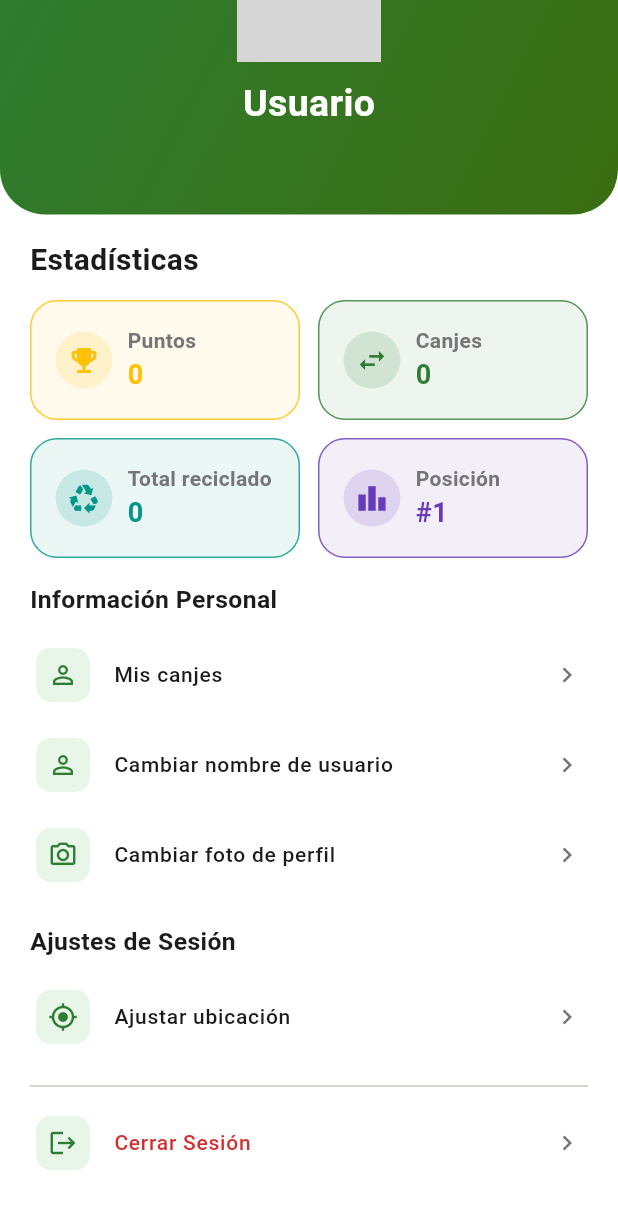
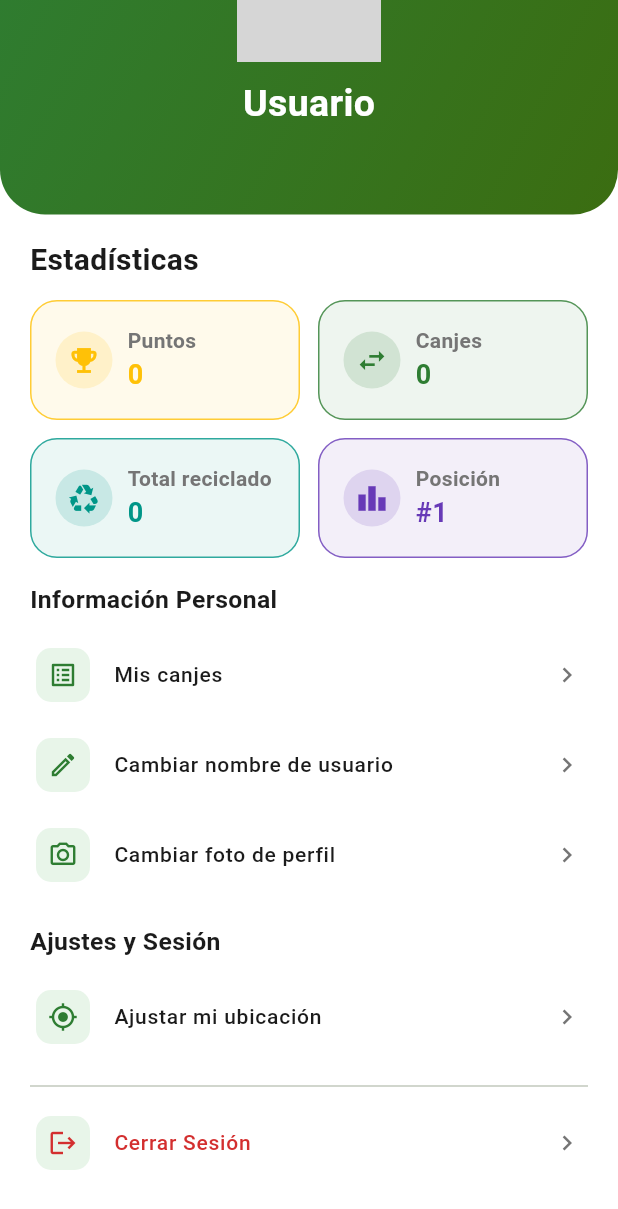
Before and after one commit to Kassiel21/EcoPoli, a Flutter app: the PantallaPerfil screen opened directly, scrolled down 71 dp, on a phone screen of 412 x 824 dp. Shown: the top 1209 px of the screen. Run offline on Flutter 3.47's test engine with Material 3 defaults, Android fonts, the phone set to English and light mode, and no system bars; our stand-ins replace file_picker, flutter_compass, flutter_map, geolocator, google_generative_ai, image_cropper and 5 more; missing offline and left inert: mobile_scanner, onesignal_flutter; accounts and stored records are empty; network calls fail; grey boxes are pictures that could not be loaded.

Commit message:
actualizaciones

```diff
--- a/lib/pantallas/mapa_selector.dart
+++ b/lib/pantallas/mapa_selector.dart
@@ -61,10 +61,10 @@ class _PantallaMapaSelectorState extends State<PantallaMapaSelector> {
               child: Column(
                 mainAxisSize: MainAxisSize.min,
                 children: [
-                  const Text('Ubicación Actual', style: TextStyle(color: Colors.grey, fontSize: 12)),
+                  const Text('Ubicación Actual', style: TextStyle(color: Colors.black87, fontSize: 15)),
                   const SizedBox(height: 4),
                   Text(
-                    'Lat: ${_centroActual.latitude.toStringAsFixed(5)}\nLng: ${_centroActual.longitude.toStringAsFixed(5)}',
+                    'Latitud: ${_centroActual.latitude.toStringAsFixed(5)}\nLongitud: ${_centroActual.longitude.toStringAsFixed(5)}',
                     textAlign: TextAlign.center,
                     style: TextStyle(fontWeight: FontWeight.bold, fontSize: 15, color: PaletaColores.primary),
                   ),
--- a/lib/pantallas/perfil.dart
+++ b/lib/pantallas/perfil.dart
@@ -1,19 +1,19 @@
+import 'package:flutter/material.dart';
+import 'package:supabase_flutter/supabase_flutter.dart';
+import 'package:eco_poli/config/paleta_colores.dart';
+import 'package:eco_poli/config/autenticacion.dart';
+import 'package:eco_poli/pantallas/login.dart';
 import 'package:eco_poli/pantallas/perfil/historial_canjes.dart';
 import 'package:eco_poli/pantallas/perfil/ajustar_ubicacion.dart';
-import 'package:flutter/material.dart';
-import 'package:eco_poli/config/paleta_colores.dart';
-import 'package:eco_poli/config/autenticacion.dart';
-import 'package:eco_poli/pantallas/admin/cambio_rol.dart';
-import 'package:eco_poli/pantallas/perfil/solicitud_bar.dart';
-import 'package:eco_poli/pantallas/admin/panel_control.dart';
-import 'package:eco_poli/pantallas/login.dart';
 import 'package:eco_poli/pantallas/perfil/cambiar_foto.dart';
 import 'package:eco_poli/pantallas/perfil/cambiar_nombre.dart';
-//import 'package:eco_poli/pantallas/perfil/ajustar_ubicacion.dart';
-import 'package:supabase_flutter/supabase_flutter.dart';
-import 'package:eco_poli/pantallas/admin_bar/retos_IA.dart';
+import 'package:eco_poli/pantallas/perfil/solicitud_bar.dart';
 import 'package:eco_poli/pantallas/admin_bar/recepcion_botellas.dart';
 import 'package:eco_poli/pantallas/admin_bar/escaner_canjes.dart';
+import 'package:eco_poli/pantallas/admin_bar/productos.dart';
+import 'package:eco_poli/pantallas/admin/panel_control.dart';
+import 'package:eco_poli/pantallas/admin/cambio_rol.dart';
+import 'package:eco_poli/pantallas/admin_bar/retos_IA.dart';
 
 class PantallaPerfil extends StatefulWidget {
   const PantallaPerfil({super.key});
@@ -31,9 +31,9 @@ class _PantallaPerfilState extends State<PantallaPerfil> {
   int _totalReciclado = 0;
   String _posicionRanking = '--';
 
-  // 👇 DOS VARIABLES CLAVE
-  String _rolBaseDatos = 'estudiante'; // Tus poderes reales
-  bool _modoVistaEstudiante = false; // Tu interruptor visual
+  // VARIABLES
+  String _rolBaseDatos = 'estudiante';
+  bool _modoVistaEstudiante = false;
 
   @override
   void initState() {
@@ -64,7 +64,7 @@ class _PantallaPerfilState extends State<PantallaPerfil> {
 
       if (mounted) {
         setState(() {
-          _nombre = '${respuestaUser['nombre']}' ;
+          _nombre = '${respuestaUser['nombre']}';
           _correo = usuarioActual.email ?? '';
           _rolBaseDatos = respuestaUser['rol'] ?? 'estudiante';
           _urlFoto = respuestaUser['url_foto'];
@@ -104,7 +104,6 @@ class _PantallaPerfilState extends State<PantallaPerfil> {
 
   @override
   Widget build(BuildContext context) {
-    // rol mostrar a la pantalla
     final rolMostrado = _modoVistaEstudiante ? 'estudiante' : _rolBaseDatos;
 
     return Scaffold(
@@ -155,7 +154,7 @@ class _PantallaPerfilState extends State<PantallaPerfil> {
 
               if (rolMostrado == 'admin_bar')
                 Container(margin: const EdgeInsets.only(top: 10), padding: const EdgeInsets.symmetric(horizontal: 10, vertical: 4), decoration: BoxDecoration(color: PaletaColores.fieldBackground, borderRadius: BorderRadius.circular(12)), child: const Text('DUEÑO DE BAR', style: TextStyle(fontSize: 12, fontWeight: FontWeight.w900, color: Colors.black87))),
-              if (rolMostrado == 'super_admin' || rolMostrado == 'admin')
+              if (rolMostrado == 'super_admin')
                 Container(margin: const EdgeInsets.only(top: 10), padding: const EdgeInsets.symmetric(horizontal: 10, vertical: 4), decoration: BoxDecoration(color: Colors.amber, borderRadius: BorderRadius.circular(12)), child: const Text('SUPER ADMIN', style: TextStyle(fontSize: 12, fontWeight: FontWeight.w900, color: Colors.black87))),
             ],
           ),
@@ -213,76 +212,97 @@ class _PantallaPerfilState extends State<PantallaPerfil> {
         crossAxisAlignment: CrossAxisAlignment.start,
         children: [
 
-          if (rolMostrado == 'admin_bar' || rolMostrado == 'super_admin') ...[
-            _encabezadoSeccion('Gestión del Bar (Admin)'),
-           _itemOpcion(Icons.smart_toy_rounded, 'Generar retos semanales', subtitulo: 'Crear 5 retos con Inteligencia Artificial', colorTexto: PaletaColores.textPrimary, onTap: () => Navigator.push(context, MaterialPageRoute(builder: (_) => const PantallaGenerarRetosIA()))),
+          // ── ZONA EXCLUSIVA PARA EL DUEÑO DEL BAR ──
+          if (rolMostrado == 'admin_bar') ...[
+            _encabezadoSeccion('Gestión Bar'),
+            _itemOpcion(
+              Icons.fastfood_outlined,
+              'Mi Catálogo de Productos',
+              subtitulo: 'Agregar o editar snacks',
+              colorIcono: PaletaColores.primary,
+              onTap: () {
+                Navigator.push(context, MaterialPageRoute(builder: (_) => const PantallaCatalogoProductos()));
+              }
+            ),
             _itemOpcion(
               Icons.add_chart_rounded,
               'Recepción de Botellas',
               subtitulo: 'Asignar puntos a un estudiante',
               colorIcono: PaletaColores.primary,
-              onTap: () {
-                Navigator.push(
-                  context,
-                  MaterialPageRoute(builder: (_) => const PantallaRecepcionBotellas()),
-                );
-              },
+              onTap: () => Navigator.push(context, MaterialPageRoute(builder: (_) => const PantallaRecepcionBotellas())),
             ),
             _itemOpcion(
               Icons.qr_code_scanner,
               'Escanear Ticket',
               subtitulo: 'Validar canje de productos',
               colorIcono: PaletaColores.primary,
-              onTap: () {
-                Navigator.push(context, MaterialPageRoute(builder: (_) => const PantallaEscanerCanjes()));
-              },
+              onTap: () => Navigator.push(context, MaterialPageRoute(builder: (_) => const PantallaEscanerCanjes())),
             ),
             const SizedBox(height: 16),
           ],
 
+          // ── ZONA EXCLUSIVA PARA EL SUPER ADMIN ──
+          if (rolMostrado == 'super_admin') ...[
+            _encabezadoSeccion('Administración Central'),
+            _itemOpcion(
+              Icons.admin_panel_settings_outlined,
+              'Panel de Control',
+              subtitulo: 'Revisar solicitudes de bares',
+              colorIcono: Colors.deepPurple,
+              onTap: () async {
+                await Navigator.push(context, MaterialPageRoute(builder: (_) => const PantallaPanelControl()));
+                _cargarDatos();
+              }
+            ),
+            _itemOpcion(
+              Icons.smart_toy_rounded,
+              'Generar retos semanales',
+              subtitulo: 'Crear contenido con IA',
+              colorIcono: Colors.teal,
+              onTap: () => Navigator.push(context, MaterialPageRoute(builder: (_) => const PantallaGenerarRetosIA()))
+            ),
+            _itemOpcion(
+              Icons.swap_horiz,
+              'Asignador de Roles',
+              subtitulo: 'Herramienta administrativa profunda',
+              colorIcono: Colors.red,
+              onTap: () async {
+                final huboCambio = await Navigator.push(context, MaterialPageRoute(builder: (_) => const PantallaCambioRol()));
+                if (huboCambio == true) _cargarDatos();
+              }
+            ),
+            const SizedBox(height: 16),
+          ],
+
+          // ── ZONA COMÚN (PARA TODOS LOS ROLES) ──
           _encabezadoSeccion('Información Personal'),
-          _itemOpcion(Icons.person_outline, 'Mis canjes', onTap: () => Navigator.push(context, MaterialPageRoute(builder: (_) => const PantallaHistorial()))),
-
-          _itemOpcion(Icons.person_outline, 'Cambiar nombre de usuario', onTap: () async {
+          _itemOpcion(Icons.list_alt, 'Mis canjes', onTap: () => Navigator.push(context, MaterialPageRoute(builder: (_) => const PantallaHistorial()))),
+          _itemOpcion(Icons.edit_outlined, 'Cambiar nombre de usuario', onTap: () async {
             final huboCambio = await Navigator.push(context, MaterialPageRoute(builder: (_) => const PantallaCambiarNombre()));
             if (huboCambio == true) _cargarDatos();
           }),
-          //  URL_FOTO A LA SIGUIENTE PANTALLA
           _itemOpcion(Icons.photo_camera_outlined, 'Cambiar foto de perfil', onTap: () async {
             final huboCambio = await Navigator.push(context, MaterialPageRoute(builder: (_) => PantallaCambiarFoto(urlActual: _urlFoto)));
             if (huboCambio == true) _cargarDatos();
           }),
           const SizedBox(height: 16),
 
-          _encabezadoSeccion('Ajustes de Sesión'),
-          //ajustar ubicacion
-          _itemOpcion(Icons.gps_fixed_outlined, 'Ajustar ubicación', onTap: () async {
-            final huboCambio = await Navigator.push(context, MaterialPageRoute(builder: (_) => PantallaAjustarUbicacion()));
+          _encabezadoSeccion('Ajustes y Sesión'),
+          _itemOpcion(Icons.gps_fixed_outlined, 'Ajustar mi ubicación', onTap: () async {
+            final huboCambio = await Navigator.push(context, MaterialPageRoute(builder: (_) => const PantallaAjustarUbicacion()));
             if (huboCambio == true) _cargarDatos();
           }),
 
-          //cambio de rol
-          if (_rolBaseDatos == 'super_admin')
-            _itemOpcion(Icons.swap_horiz, 'Cambiar rol', subtitulo: 'Herramienta administrativa', onTap: () async {
-              final huboCambio = await Navigator.push(context, MaterialPageRoute(builder: (_) => const PantallaCambioRol()));
-              if (huboCambio == true) _cargarDatos();
-            }),
+          if (rolMostrado == 'estudiante')
+            _itemOpcion(Icons.store_outlined, 'Solicitar ser Bar', subtitulo: 'Formulario de registro para locales', onTap: () => Navigator.push(context, MaterialPageRoute(builder: (_) => const PantallaRequisitos()))),
 
-          if (rolMostrado == 'estudiante')
-            _itemOpcion(Icons.store_outlined, 'Solicitar ser Bar', subtitulo: 'Encargado del Bar', onTap: () => Navigator.push(context, MaterialPageRoute(builder: (_) => const PantallaRequisitos()))),
-
-          if (rolMostrado == 'super_admin' || rolMostrado == 'admin')
-            _itemOpcion(Icons.admin_panel_settings_outlined, 'Panel de Control', subtitulo: 'Administración central', onTap: () async {
-              await Navigator.push(context, MaterialPageRoute(builder: (_) => const PantallaPanelControl()));
-              _cargarDatos(); // Recargar al volver
-            }),
-
-          //MODO VISTA (Solo visible si tu rol en DB es super_admin o admin_bar)
+          // MODO VISTA (Solo visible si tu rol en DB es super_admin o admin_bar)
           if (_rolBaseDatos == 'super_admin' || _rolBaseDatos == 'admin_bar')
             _itemOpcion(
               _modoVistaEstudiante ? Icons.visibility_off : Icons.visibility,
-              _modoVistaEstudiante ? 'Salir de Vista Estudiante' : 'Ver como Estudiante',
+              _modoVistaEstudiante ? 'Salir de Vista Estudiante' : 'Ver perfil como Estudiante',
               colorTexto: Colors.deepPurple,
+              colorIcono: Colors.deepPurple,
               onTap: () {
                 setState(() => _modoVistaEstudiante = !_modoVistaEstudiante);
                 ScaffoldMessenger.of(context).showSnackBar(SnackBar(content: Text(_modoVistaEstudiante ? 'Modo Estudiante activado (Ocultando opciones admin)' : 'Modo Administrador restaurado')));
@@ -290,7 +310,7 @@ class _PantallaPerfilState extends State<PantallaPerfil> {
             ),
           const SizedBox(height: 8),
           const Divider(),
-          _itemOpcion(Icons.logout, 'Cerrar Sesión', colorTexto: PaletaColores.error, onTap: _cerrarSesion),
+          _itemOpcion(Icons.logout, 'Cerrar Sesión', colorTexto: PaletaColores.error, colorIcono: PaletaColores.error, onTap: _cerrarSesion),
         ],
       ),
     );
@@ -300,14 +320,13 @@ class _PantallaPerfilState extends State<PantallaPerfil> {
     return Padding(padding: const EdgeInsets.only(bottom: 8), child: Text(titulo, style: TextStyle(fontSize: 16.5, fontWeight: FontWeight.w600, color: PaletaColores.textPrimary)));
   }
 
-  // 👇 Le agregamos "colorIcono" como variable separada
   Widget _itemOpcion(IconData icono, String titulo, {String? subtitulo, Color? colorIcono, Color? colorTexto, VoidCallback? onTap}) {
     return ListTile(
       contentPadding: const EdgeInsets.symmetric(horizontal: 4, vertical: 2),
       leading: Container(
         padding: const EdgeInsets.all(8),
         decoration: BoxDecoration(color: PaletaColores.fieldBackground, borderRadius: BorderRadius.circular(10)),
-        child: Icon(icono, color: colorIcono ?? PaletaColores.primary, size: 20) // 👈 Pinta solo el icono
+        child: Icon(icono, color: colorIcono ?? PaletaColores.primary, size: 20)
       ),
       title: Text(titulo, style: TextStyle(fontSize: 14, fontWeight: FontWeight.w500, color: colorTexto ?? PaletaColores.textPrimary)),
       subtitle: subtitulo != null ? Text(subtitulo, style: TextStyle(fontSize: 12, color: PaletaColores.textSecondary)) : null,
```
Also changed, not shown: lib/pantallas/admin_bar/productos.dart (added, +308 -0 lines), lib/pantallas/home.dart (+13 -10 lines).
